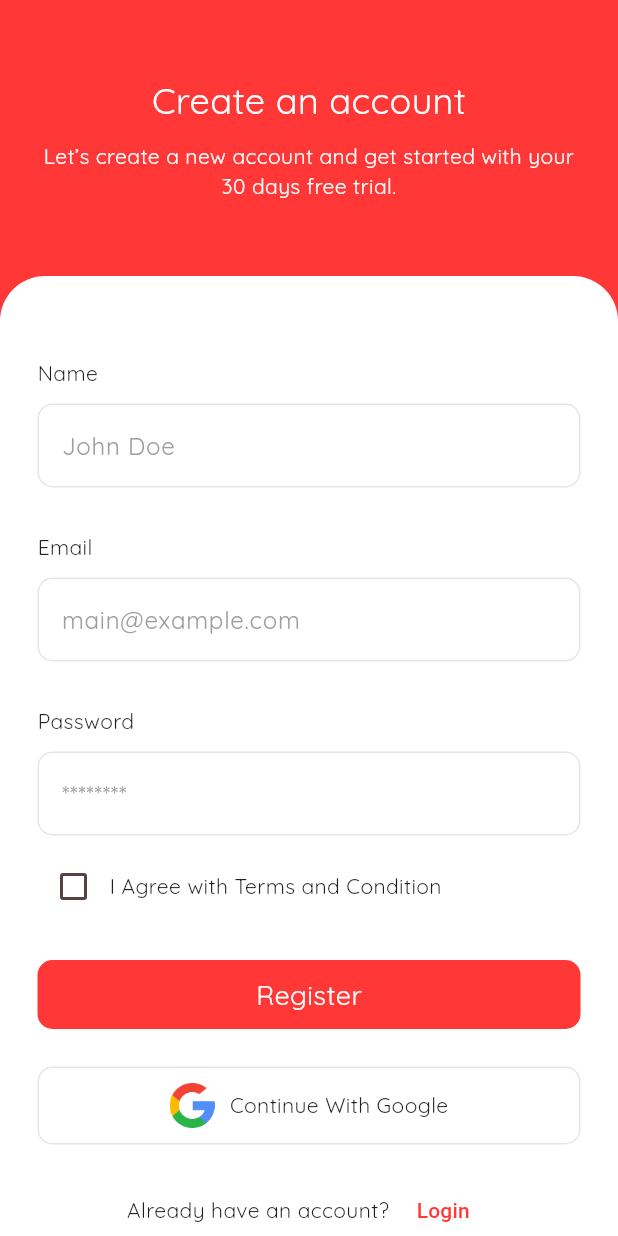
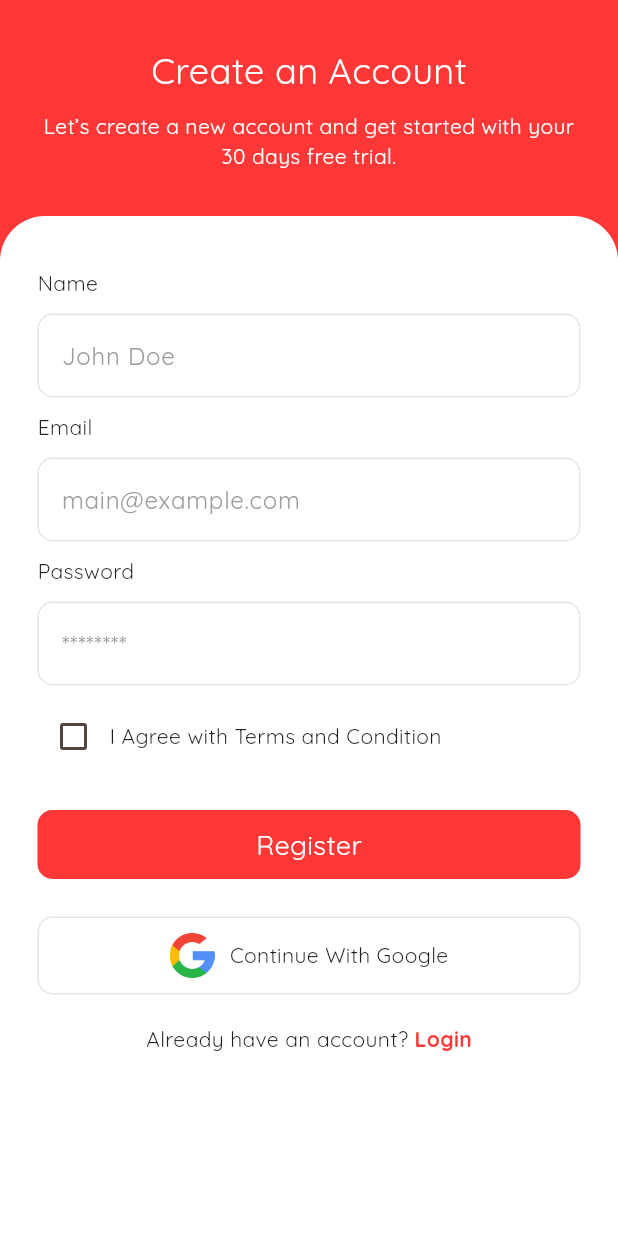
Before and after one commit to SOS-Assist/mobile-app, a Flutter app: the screen it shows after launch, after a tap on "Register", on a phone screen of 412 x 824 dp. Run offline on Flutter 3.47's test engine with Material 3 defaults, Android fonts, the phone set to English and light mode, and no system bars; our stand-ins replace flutter_svg.

Commit message:
refactor (loginpage): Refactoring code of linked page

```diff
--- a/lib/components/auth_components.dart
+++ b/lib/components/auth_components.dart
@@ -1,6 +1,5 @@
 import 'package:flutter/widgets.dart';
 import 'package:flutter/material.dart';
-import 'package:mobile_app/pages/home.dart';
 
 class HeadAuth extends StatelessWidget {
   const HeadAuth({
@@ -24,7 +23,7 @@ class HeadAuth extends StatelessWidget {
                 child: Column(
                   crossAxisAlignment: CrossAxisAlignment.center,
                   children: [
-                    const SizedBox(height: 50),
+                    const SizedBox(height: 30),
                     Text(
                       title,
                       style: TextStyle(
@@ -71,7 +70,7 @@ class AuthTextField extends StatelessWidget {
     return Column(
       crossAxisAlignment: CrossAxisAlignment.start,
       children: [
-        const SizedBox(height: 30),
+        const SizedBox(height: 10),
         Text(
           labelText,
           style: TextStyle(
--- a/lib/main.dart
+++ b/lib/main.dart
@@ -1,6 +1,6 @@
 import 'package:flutter/material.dart';
 import 'package:mobile_app/pages/home.dart';
-import 'package:mobile_app/pages/login.dart';
+import 'package:mobile_app/pages/login_or_register.dart';
 
 void main() {
   runApp(const App());
@@ -47,6 +47,6 @@ class App extends StatelessWidget {
             displayColor: textColor,
           ),
         ),
-        home: const LoginPage());
+        home: const LoginOrRegisterPage());
   }
 }
--- a/lib/pages/login.dart
+++ b/lib/pages/login.dart
@@ -1,10 +1,10 @@
 import 'package:flutter/material.dart';
 import 'package:mobile_app/components/auth_components.dart';
 import 'package:mobile_app/pages/home.dart';
-import 'package:mobile_app/pages/register.dart';
 
 class LoginPage extends StatefulWidget {
-  const LoginPage({super.key});
+  final Function()? onTap;
+  const LoginPage({super.key, required this.onTap});
 
   @override
   State<LoginPage> createState() => _LoginPageState();
@@ -33,7 +33,7 @@ class _LoginPageState extends State<LoginPage> {
               greeting:
                   "Sign in now to access back your account and the whole features!",
             ),
-            SizedBox(height: 50),
+            SizedBox(height: 30),
             Expanded(
               child: Container(
                 padding: EdgeInsets.all(25),
@@ -95,15 +95,15 @@ class _LoginPageState extends State<LoginPage> {
                       mainAxisAlignment: MainAxisAlignment.center,
                       children: [
                         Text("Already have an account? "),
-                        TextButton(
-                          child: Text("Register"),
-                          onPressed: () {
-                            Navigator.push(
-                                context,
-                                MaterialPageRoute(
-                                  builder: (context) => RegisterPage(),
-                                ));
-                          },
+                        GestureDetector(
+                          onTap: widget.onTap,
+                          child: Text(
+                            "Register",
+                            style: TextStyle(
+                              fontWeight: FontWeight.bold,
+                              color: colorScheme.primary,
+                            ),
+                          ),
                         ),
                       ],
                     ),
--- /dev/null
+++ b/lib/pages/login_or_register.dart
@@ -0,0 +1,29 @@
+import 'package:flutter/material.dart';
+import 'package:mobile_app/pages/login.dart';
+import 'package:mobile_app/pages/register.dart';
+
+class LoginOrRegisterPage extends StatefulWidget {
+  const LoginOrRegisterPage({super.key});
+
+  @override
+  State<LoginOrRegisterPage> createState() => _LoginOrRegisterPageState();
+}
+
+class _LoginOrRegisterPageState extends State<LoginOrRegisterPage> {
+  bool showLoginPage = true;
+
+  void togglePages() {
+    setState(() {
+      showLoginPage = !showLoginPage;
+    });
+  }
+
+  @override
+  Widget build(BuildContext context) {
+    if (showLoginPage) {
+      return LoginPage(onTap: togglePages);
+    } else {
+      return RegisterPage(onTap: togglePages);
+    }
+  }
+}
--- a/lib/pages/register.dart
+++ b/lib/pages/register.dart
@@ -1,10 +1,10 @@
 import 'package:flutter/material.dart';
 import 'package:mobile_app/components/auth_components.dart';
 import 'package:mobile_app/pages/home.dart';
-import 'package:mobile_app/pages/login.dart';
 
 class RegisterPage extends StatefulWidget {
-  const RegisterPage({super.key});
+  final Function()? onTap;
+  const RegisterPage({super.key, required this.onTap});
 
   @override
   State<RegisterPage> createState() => _RegisterPageState();
@@ -21,20 +21,22 @@ class _RegisterPageState extends State<RegisterPage> {
 
   @override
   Widget build(BuildContext context) {
+    final ThemeData theme = Theme.of(context);
+    final ColorScheme colorScheme = theme.colorScheme;
+
     return Scaffold(
       resizeToAvoidBottomInset: false,
-      backgroundColor: Color(0xFFFF3737),
+      backgroundColor: colorScheme.primary,
       body: SafeArea(
         child: Column(
           children: [
             HeadAuth(
-              title: "Create an account",
+              title: "Create an Account",
               greeting:
                   "Let’s create a new account and get started with your 30 days free trial.",
             ),
-            SizedBox(height: 50),
+            SizedBox(height: 30),
             Expanded(
-              child: SingleChildScrollView(
               child: Container(
                 padding: EdgeInsets.all(25),
                 decoration: BoxDecoration(
@@ -44,6 +46,7 @@ class _RegisterPageState extends State<RegisterPage> {
                     topRight: Radius.circular(30),
                   ),
                 ),
+                child: SingleChildScrollView(
                   child: Column(
                     children: [
                       AuthTextField(
@@ -96,15 +99,15 @@ class _RegisterPageState extends State<RegisterPage> {
                         mainAxisAlignment: MainAxisAlignment.center,
                         children: [
                           Text("Already have an account? "),
-                          TextButton(
-                            child: Text("Login"),
-                            onPressed: () {
-                              Navigator.push(
-                                  context,
-                                  MaterialPageRoute(
-                                    builder: (context) => LoginPage(),
-                                  ));
-                            },
+                          GestureDetector(
+                            onTap: widget.onTap,
+                            child: Text(
+                              "Login",
+                              style: TextStyle(
+                                fontWeight: FontWeight.bold,
+                                color: colorScheme.primary,
+                              ),
+                            ),
                           ),
                         ],
                       ),
```
Lines whose indentation alone changed are shown as unchanged.
